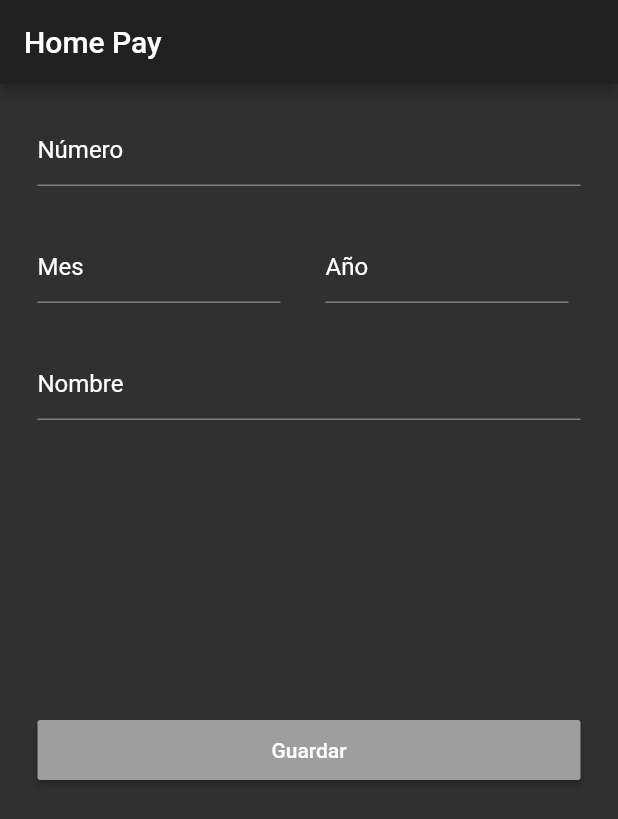
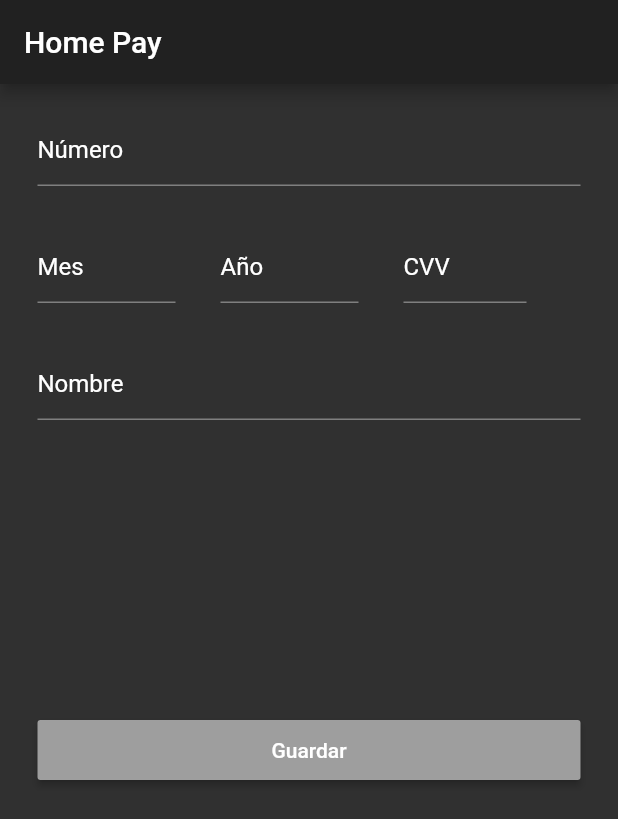
Before and after one commit to AntonioVeintiuno/example_pay, a Flutter app: the screen it shows after launch, on a phone screen of 412 x 824 dp. Shown: the top 819 px of the screen. Run offline on Flutter 3.47's test engine with Material 2 defaults, Android fonts, the phone set to English and light mode, and no system bars; our stand-ins replace dio; generated files the repository leaves out were written again; Roboto replaces fonts that are missing (Poppins-Medium).

Commit message:
Rename Card model to PayCard.
Signed-off-by: Antonio Garcia <moy_357@hotmail.com>

```diff
--- a/lib/src/models/card.dart
+++ b/lib/src/models/card.dart
@@ -7,7 +7,7 @@ import 'package:json_annotation/json_annotation.dart';
 part 'card.g.dart';
 
 @JsonSerializable(nullable: true)
-class Card extends OpenPayBaseModel {
+class PayCard extends OpenPayBaseModel {
   String tokenId;
   @JsonKey(nullable: true)
   DateTime creationDate;
@@ -29,7 +29,7 @@ class Card extends OpenPayBaseModel {
   Affiliation affiliation;
   String customerId;
 
-  Card({ this.tokenId,
+  PayCard({ this.tokenId,
     this.creationDate,
     this.bankName,
     this.allowsPayouts,
@@ -49,8 +49,8 @@ class Card extends OpenPayBaseModel {
     this.affiliation
   });
 
-  factory Card.fromJson(Map<String, dynamic> json) => _$CardFromJson(json);
+  factory PayCard.fromJson(Map<String, dynamic> json) => _$PayCardFromJson(json);
 
-  Card fromJson(Map<String, dynamic> json) => _$CardFromJson(json);
-  Map<String, dynamic> toJson() => _$CardToJson(this);
+  PayCard fromJson(Map<String, dynamic> json) => _$PayCardFromJson(json);
+  Map<String, dynamic> toJson() => _$PayCardToJson(this);
 }
--- a/lib/src/screens/cardForm.dart
+++ b/lib/src/screens/cardForm.dart
@@ -1,5 +1,6 @@
 import 'package:flutter/material.dart';
 import 'package:flutter/services.dart';
+import 'package:example_pay/src/models/card.dart';
 
 class CardForm extends StatefulWidget {
   @override
@@ -8,12 +9,15 @@ class CardForm extends StatefulWidget {
 
 class _CardFormState extends State<CardForm> {
   final _cardFormKey = GlobalKey<FormState>();
+  PayCard card = new PayCard();
 
   void onSubmited() async {
     // First validate form.
-    if (this._cardFormKey.currentState.validate())  {
+    if (this._cardFormKey.currentState.validate()) {
       _cardFormKey.currentState.save(); // Save our form now.
 
+      print('qlq');
+      print(card.toJson());
       // Map res = await userProvider.login(user.email, user.password);
       // if (res['ok']) {
       //   // view code response here
@@ -38,7 +42,7 @@ class _CardFormState extends State<CardForm> {
                   height: 20,
                 ),
                 TextFormField(
-                  inputFormatters: [ LengthLimitingTextInputFormatter(16)],
+                    inputFormatters: [LengthLimitingTextInputFormatter(16)],
                     cursorColor: Colors.green,
                     decoration: InputDecoration(
                       contentPadding: EdgeInsets.only(bottom: 0, top: 7.0),
@@ -46,7 +50,8 @@ class _CardFormState extends State<CardForm> {
                       hintStyle: TextStyle(color: Colors.white, fontSize: 12.0),
                       labelStyle: TextStyle(color: Colors.white),
                       focusedBorder: UnderlineInputBorder(
-                        borderSide: new BorderSide(color: Colors.yellowAccent[100])),
+                          borderSide:
+                              new BorderSide(color: Colors.yellowAccent[100])),
                     ),
                     validator: (value) {
                       if (value.isEmpty) {
@@ -54,22 +59,25 @@ class _CardFormState extends State<CardForm> {
                       }
                       return null;
                     },
-                ),
+                    onSaved: (String value) {
+                      this.card.cardNumber = value;
+                    }),
                 SizedBox(height: 30),
                 Row(
                   children: <Widget>[
                     SizedBox(
-                      width: MediaQuery.of(context).size.width - 250,
+                      width: MediaQuery.of(context).size.width - 320,
                       child: TextFormField(
                         cursorColor: Colors.green,
-                        inputFormatters: [ LengthLimitingTextInputFormatter(2)],
+                        inputFormatters: [LengthLimitingTextInputFormatter(2)],
                         decoration: InputDecoration(
                           contentPadding: EdgeInsets.only(bottom: 0, top: 7.0),
                           hintText: "Mes",
                           labelText: "Mes",
                           labelStyle: TextStyle(color: Colors.white),
                           focusedBorder: UnderlineInputBorder(
-                              borderSide: new BorderSide(color: Colors.yellowAccent[100])),
+                              borderSide: new BorderSide(
+                                  color: Colors.yellowAccent[100])),
                         ),
                         validator: (value) {
                           if (value.isEmpty) {
@@ -77,30 +85,68 @@ class _CardFormState extends State<CardForm> {
                           }
                           return null;
                         },
+                        onSaved: (String value) {
+                          this.card.expirationMonth = value;
+                        },
                       ),
                     ),
                     SizedBox(
                       width: 30,
                     ),
                     SizedBox(
-                      width:  MediaQuery.of(context).size.width - 250,
+                      width: MediaQuery.of(context).size.width - 320,
                       child: TextFormField(
-                        inputFormatters: [ LengthLimitingTextInputFormatter(2)],
+                        inputFormatters: [LengthLimitingTextInputFormatter(2)],
                         cursorColor: Colors.green,
                         style: TextStyle(color: Colors.white),
                         decoration: InputDecoration(
                           contentPadding: EdgeInsets.only(bottom: 0, top: 7.0),
                           labelText: "Año",
-                          hintStyle: TextStyle(color: Colors.grey, fontSize: 12.0),
+                          hintStyle:
+                              TextStyle(color: Colors.grey, fontSize: 12.0),
                           labelStyle: TextStyle(color: Colors.white),
                           focusedBorder: UnderlineInputBorder(
-                              borderSide: new BorderSide(color: Colors.yellowAccent[100])),
+                              borderSide: new BorderSide(
+                                  color: Colors.yellowAccent[100])),
                         ),
                         validator: (value) {
                           if (value.isEmpty) {
                             return 'Inserte los mdatos correspondientes';
                           }
                           return null;
+                        },
+                        onSaved: (String value) {
+                          this.card.expirationYear = value;
+                        },
+                      ),
+                    ),
+                    SizedBox(
+                      width: 30,
+                    ),
+                    SizedBox(
+                      width: MediaQuery.of(context).size.width - 330,
+                      child: TextFormField(
+                        inputFormatters: [LengthLimitingTextInputFormatter(3)],
+                        cursorColor: Colors.green,
+                        style: TextStyle(color: Colors.white),
+                        decoration: InputDecoration(
+                          contentPadding: EdgeInsets.only(bottom: 0, top: 7.0),
+                          labelText: "CVV",
+                          hintStyle:
+                              TextStyle(color: Colors.grey, fontSize: 12.0),
+                          labelStyle: TextStyle(color: Colors.white),
+                          focusedBorder: UnderlineInputBorder(
+                              borderSide: new BorderSide(
+                                  color: Colors.yellowAccent[100])),
+                        ),
+                        validator: (value) {
+                          if (value.isEmpty) {
+                            return 'Inserte los mdatos correspondientes';
+                          }
+                          return null;
+                        },
+                        onSaved: (String value) {
+                          this.card.cvv2 = value;
                         },
                       ),
                     ),
@@ -116,7 +162,8 @@ class _CardFormState extends State<CardForm> {
                     hintStyle: TextStyle(color: Colors.white, fontSize: 12.0),
                     labelStyle: TextStyle(color: Colors.white),
                     focusedBorder: UnderlineInputBorder(
-                        borderSide: new BorderSide(color: Colors.yellowAccent[100])),
+                        borderSide:
+                            new BorderSide(color: Colors.yellowAccent[100])),
                   ),
                   validator: (value) {
                     if (value.isEmpty) {
@@ -124,22 +171,27 @@ class _CardFormState extends State<CardForm> {
                     }
                     return null;
                   },
+                  onSaved: (String value) {
+                    this.card.holderName = value;
+                  },
                 ),
                 SizedBox(height: 200),
                 SizedBox(
                     height: 40,
-                  width: MediaQuery.of(context).size.width-40,
+                    width: MediaQuery.of(context).size.width - 40,
                     child: RaisedButton(
                         onPressed: onSubmited,
                         color: Colors.grey,
-                  child: Text('Guardar',
-                    style: TextStyle(fontSize: 14, color: Colors.white, fontFamily: "Poppins-Medium" ),
-                  ))
-                )
+                        child: Text(
+                          'Guardar',
+                          style: TextStyle(
+                              fontSize: 14,
+                              color: Colors.white,
+                              fontFamily: "Poppins-Medium"),
+                        )))
               ],
             )
           ]),
-      )
-    );
+        ));
   }
 }
```
Also changed, not shown: lib/src/services/card_service.dart (+7 -7 lines), lib/src/models/card.g.dart, 1 other file. Lines whose indentation alone changed are shown as unchanged.
